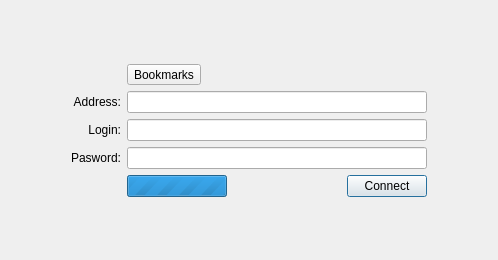
The window that qwired_wired/qw_client/gui/WidgetConnect.ui (pcjpnet/qwired-suite) describes before a commit, drawn with Qt 5.
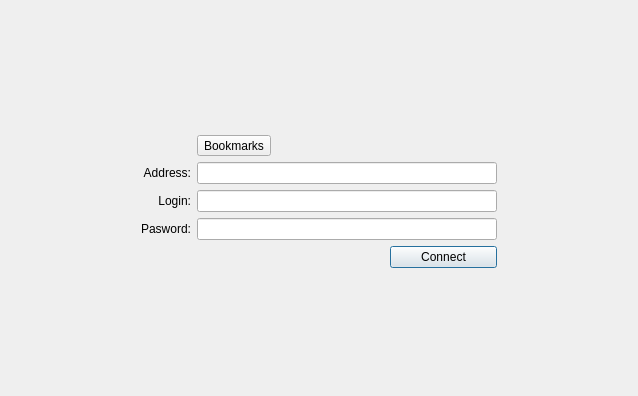
The same window after the commit. Icons and pictures are not drawn.

Diff of the .ui file:
```diff
--- a/qwired_wired/qw_client/gui/WidgetConnect.ui
+++ b/qwired_wired/qw_client/gui/WidgetConnect.ui
@@ -5,23 +5,51 @@
    <rect>
     <x>0</x>
     <y>0</y>
-    <width>498</width>
-    <height>260</height>
+    <width>638</width>
+    <height>396</height>
    </rect>
   </property>
   <property name="windowTitle" >
    <string>Connect...</string>
   </property>
-  <layout class="QGridLayout" >
+  <layout class="QHBoxLayout" name="horizontalLayout" >
+   <item>
+    <widget class="QStackedWidget" name="fContainer" >
+     <property name="currentIndex" >
+      <number>0</number>
+     </property>
+     <widget class="QWidget" name="page" >
+      <property name="geometry" >
+       <rect>
+        <x>0</x>
+        <y>0</y>
+        <width>620</width>
+        <height>378</height>
+       </rect>
+      </property>
+      <layout class="QGridLayout" name="gridLayout_2" >
    <item row="0" column="1" >
     <spacer>
      <property name="orientation" >
       <enum>Qt::Vertical</enum>
      </property>
-     <property name="sizeHint" >
+         <property name="sizeHint" stdset="0" >
       <size>
        <width>20</width>
-       <height>16</height>
+           <height>99</height>
+          </size>
+         </property>
+        </spacer>
+       </item>
+       <item rowspan="2" row="0" column="2" >
+        <spacer>
+         <property name="orientation" >
+          <enum>Qt::Horizontal</enum>
+         </property>
+         <property name="sizeHint" stdset="0" >
+          <size>
+           <width>116</width>
+           <height>144</height>
       </size>
      </property>
     </spacer>
@@ -31,16 +59,16 @@
      <property name="orientation" >
       <enum>Qt::Horizontal</enum>
      </property>
-     <property name="sizeHint" >
+         <property name="sizeHint" stdset="0" >
       <size>
-       <width>16</width>
+           <width>117</width>
        <height>20</height>
       </size>
      </property>
     </spacer>
    </item>
-   <item row="1" column="1" colspan="2" >
-    <layout class="QGridLayout" >
+       <item row="1" column="1" >
+        <layout class="QGridLayout" name="gridLayout" >
      <item row="0" column="1" >
       <widget class="QToolButton" name="fBtnFavourites" >
        <property name="text" >
@@ -63,12 +91,12 @@
        </property>
       </widget>
      </item>
-     <item row="0" column="2" >
+         <item row="0" column="2" colspan="2" >
       <spacer>
        <property name="orientation" >
         <enum>Qt::Horizontal</enum>
        </property>
-       <property name="sizeHint" >
+           <property name="sizeHint" stdset="0" >
         <size>
          <width>40</width>
          <height>20</height>
@@ -89,7 +117,7 @@
        </property>
       </widget>
      </item>
-     <item row="1" column="1" colspan="2" >
+         <item row="1" column="1" colspan="3" >
       <widget class="QLineEdit" name="fAddress" >
        <property name="minimumSize" >
         <size>
@@ -112,7 +140,7 @@
        </property>
       </widget>
      </item>
-     <item row="2" column="1" colspan="2" >
+         <item row="2" column="1" colspan="3" >
       <widget class="QLineEdit" name="fLogin" >
        <property name="minimumSize" >
         <size>
@@ -135,7 +163,7 @@
        </property>
       </widget>
      </item>
-     <item row="3" column="1" colspan="2" >
+         <item row="3" column="1" colspan="3" >
       <widget class="QLineEdit" name="fPassword" >
        <property name="minimumSize" >
         <size>
@@ -149,18 +177,91 @@
       </widget>
      </item>
      <item row="4" column="1" colspan="2" >
-      <layout class="QHBoxLayout" >
+          <spacer name="horizontalSpacer" >
+           <property name="orientation" >
+            <enum>Qt::Horizontal</enum>
+           </property>
+           <property name="sizeHint" stdset="0" >
+            <size>
+             <width>40</width>
+             <height>20</height>
+            </size>
+           </property>
+          </spacer>
+         </item>
+         <item row="4" column="3" >
+          <widget class="QPushButton" name="btnConnect" >
+           <property name="text" >
+            <string>Connect</string>
+           </property>
+           <property name="autoDefault" >
+            <bool>true</bool>
+           </property>
+           <property name="default" >
+            <bool>true</bool>
+           </property>
+          </widget>
+         </item>
+        </layout>
+       </item>
+       <item row="2" column="1" >
+        <spacer>
+         <property name="orientation" >
+          <enum>Qt::Vertical</enum>
+         </property>
+         <property name="sizeHint" stdset="0" >
+          <size>
+           <width>169</width>
+           <height>98</height>
+          </size>
+         </property>
+        </spacer>
+       </item>
+      </layout>
+     </widget>
+     <widget class="QWidget" name="page_2" >
+      <property name="geometry" >
+       <rect>
+        <x>0</x>
+        <y>0</y>
+        <width>620</width>
+        <height>378</height>
+       </rect>
+      </property>
+      <layout class="QGridLayout" name="gridLayout_4" >
+       <item row="0" column="1" >
+        <spacer name="verticalSpacer" >
+         <property name="orientation" >
+          <enum>Qt::Vertical</enum>
+         </property>
+         <property name="sizeHint" stdset="0" >
+          <size>
+           <width>20</width>
+           <height>147</height>
+          </size>
+         </property>
+        </spacer>
+       </item>
+       <item row="1" column="0" >
+        <spacer name="horizontalSpacer_2" >
+         <property name="orientation" >
+          <enum>Qt::Horizontal</enum>
+         </property>
+         <property name="sizeHint" stdset="0" >
+          <size>
+           <width>194</width>
+           <height>20</height>
+          </size>
+         </property>
+        </spacer>
+       </item>
+       <item row="1" column="1" >
+        <layout class="QGridLayout" name="gridLayout_3" >
        <property name="spacing" >
-        <number>0</number>
-       </property>
-       <item>
+          <number>6</number>
+         </property>
+         <item row="1" column="0" >
         <widget class="QProgressBar" name="fProgress" >
-         <property name="maximumSize" >
-          <size>
-           <width>100</width>
-           <height>16777215</height>
-          </size>
-         </property>
          <property name="maximum" >
           <number>0</number>
          </property>
@@ -172,61 +273,51 @@
          </property>
         </widget>
        </item>
-       <item>
-        <spacer>
-         <property name="orientation" >
-          <enum>Qt::Horizontal</enum>
-         </property>
-         <property name="sizeHint" >
-          <size>
-           <width>40</width>
-           <height>20</height>
-          </size>
-         </property>
-        </spacer>
-       </item>
-       <item>
-        <widget class="QPushButton" name="btnConnect" >
+         <item row="1" column="1" >
+          <widget class="QToolButton" name="fBtnCancel" >
+           <property name="text" >
+            <string>Cancel</string>
+           </property>
+          </widget>
+         </item>
+         <item row="0" column="0" colspan="2" >
+          <widget class="QLabel" name="fStatus" >
          <property name="text" >
-          <string>Connect</string>
-         </property>
-         <property name="autoDefault" >
-          <bool>true</bool>
-         </property>
-         <property name="default" >
-          <bool>true</bool>
-         </property>
+            <string>Ready.</string>
+           </property>
         </widget>
        </item>
       </layout>
      </item>
-    </layout>
-   </item>
-   <item row="1" column="3" >
-    <spacer>
+       <item row="1" column="2" >
+        <spacer name="horizontalSpacer_3" >
      <property name="orientation" >
       <enum>Qt::Horizontal</enum>
      </property>
-     <property name="sizeHint" >
+         <property name="sizeHint" stdset="0" >
       <size>
-       <width>21</width>
+           <width>194</width>
        <height>20</height>
       </size>
      </property>
     </spacer>
    </item>
-   <item row="2" column="2" >
-    <spacer>
+       <item row="2" column="1" >
+        <spacer name="verticalSpacer_2" >
      <property name="orientation" >
       <enum>Qt::Vertical</enum>
      </property>
-     <property name="sizeHint" >
+         <property name="sizeHint" stdset="0" >
       <size>
        <width>20</width>
-       <height>40</height>
+           <height>147</height>
       </size>
      </property>
     </spacer>
+       </item>
+      </layout>
+     </widget>
+    </widget>
    </item>
   </layout>
  </widget>
```
Left out of the diff: 3 changed lines with no effect on the pictures. Lines whose indentation alone changed are shown as unchanged.
